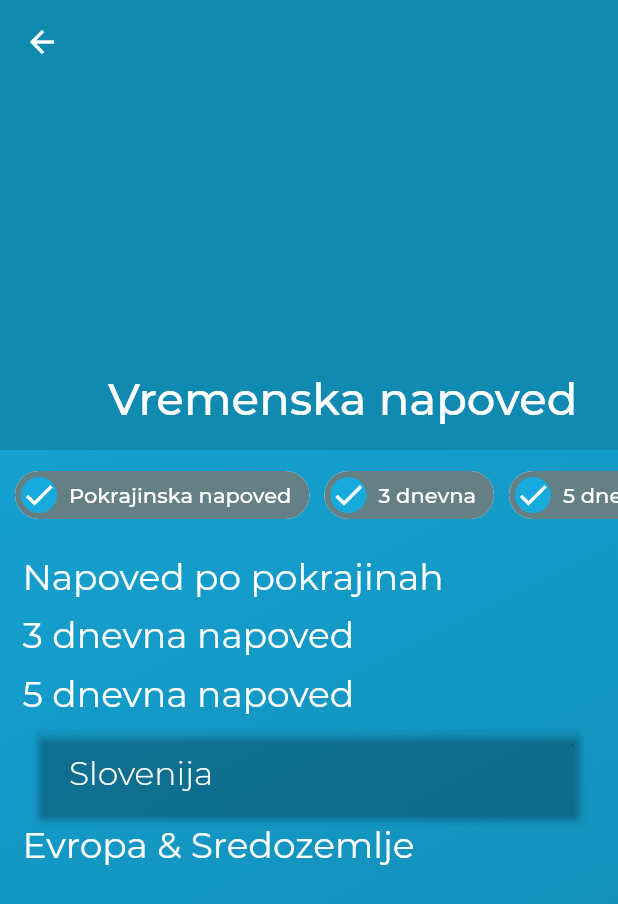
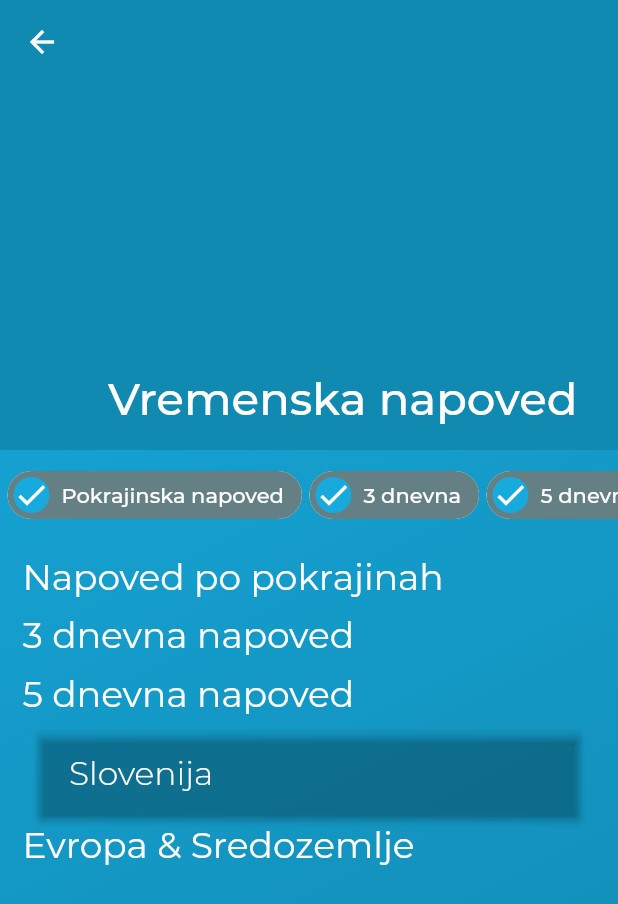
Before and after one commit to JakMar17/LombrenaApp, a Flutter app: the ListOfNapovedi screen opened by its route, on a phone screen of 412 x 824 dp. Shown: the top 904 px of the screen. Run offline on Flutter 3.47's test engine with Material 2 defaults, Android fonts, the phone set to English and light mode, and no system bars; drawn by our look-alikes of pull_to_refresh; our stand-ins replace audioplayers, flutter_local_notifications, flutter_spinkit, google_maps_flutter, location, package_info and 2 more; missing offline and left inert: sliver_fab; accounts and stored records are empty; network calls fail; statements that could not run were skipped; project files that could hold a hidden picture were left out.

Commit message:
CHANGED padding of inputchips in list_napoved

```diff
--- a/lib/screens/vremenska_napoved/list_napoved.dart
+++ b/lib/screens/vremenska_napoved/list_napoved.dart
@@ -156,14 +156,10 @@ class _ListOfNapovediState extends State<ListOfNapovedi> {
       scrollDirection: Axis.horizontal,
       itemCount: toggles.length,
       itemBuilder: (context, index) {
-        return Row(
-          children: <Widget>[
-            index == 0
-                ? SizedBox(
-                    width: 10,
-                  )
-                : Container(),
-            InputChip(
+        return
+            Padding(
+              padding: const EdgeInsets.only(left: 5),
+              child: InputChip(
                 backgroundColor: CustomColors.lightGrey,
                 avatar: CircleAvatar(
                   backgroundColor: CustomColors.blue2,
@@ -184,10 +180,6 @@ class _ListOfNapovediState extends State<ListOfNapovedi> {
                   });
                 },
               ),
-            SizedBox(
-              width: 10,
-            )
-          ],
             );
       },
     );
```
Lines whose indentation alone changed are shown as unchanged.
